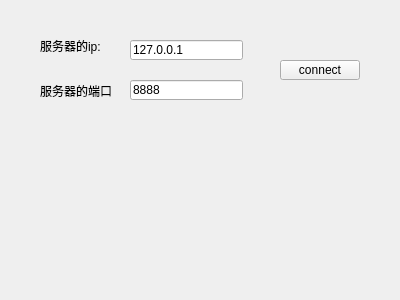
This is day04/QTcpfile/clientwidget.ui in youjunmao/QT as Qt 5 draws it before an edit. The edited form follows.
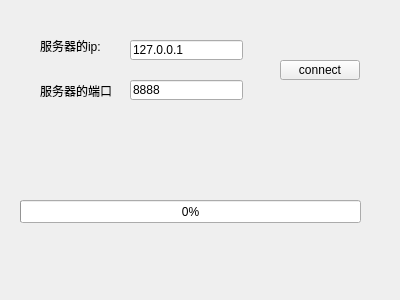
This is the edited form.

Patch:
```diff
--- a/day04/QTcpfile/clientwidget.ui
+++ b/day04/QTcpfile/clientwidget.ui
@@ -78,6 +78,19 @@
     <string>connect</string>
    </property>
   </widget>
+  <widget class="QProgressBar" name="progressBar">
+   <property name="geometry">
+    <rect>
+     <x>20</x>
+     <y>200</y>
+     <width>341</width>
+     <height>23</height>
+    </rect>
+   </property>
+   <property name="value">
+    <number>0</number>
+   </property>
+  </widget>
  </widget>
  <resources/>
  <connections/>
```
